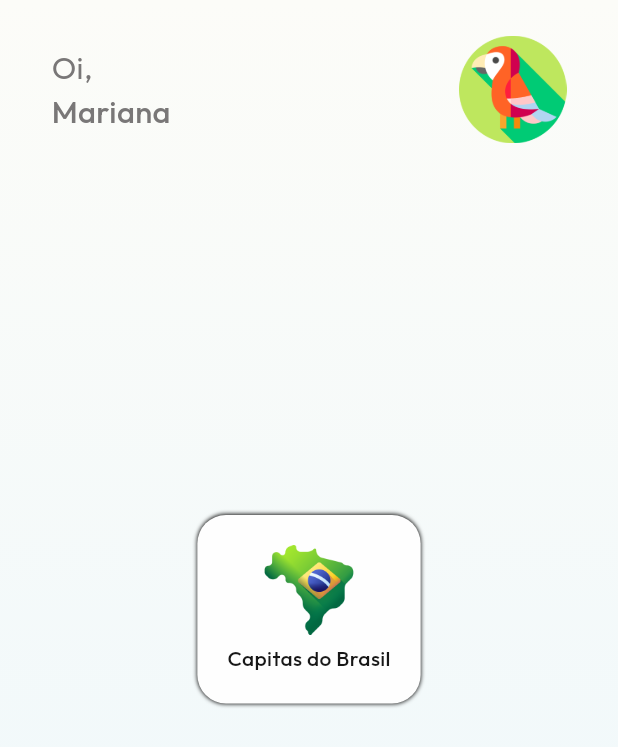
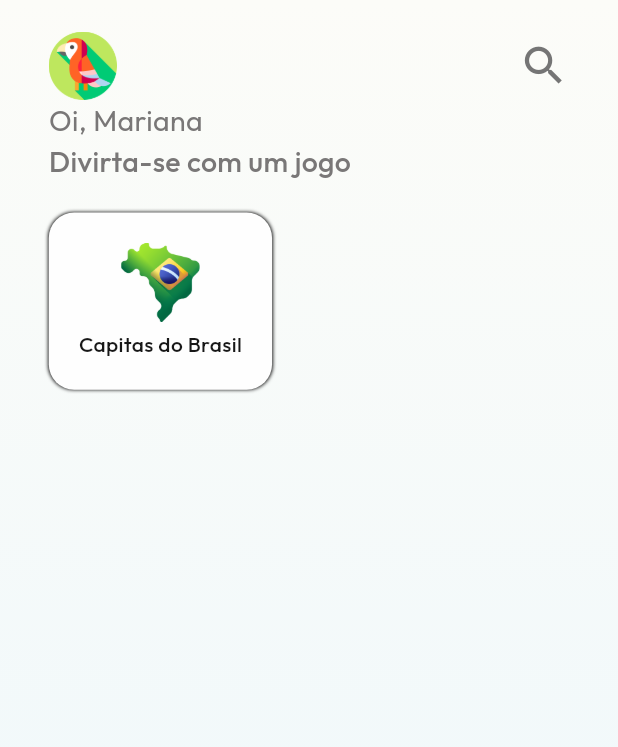
Before and after one commit to marianaoliveira1/GeografiaApp, a Flutter app: the screen it shows after launch, after a tap on "Entrar", on a phone screen of 412 x 824 dp. Shown: the top 747 px of the screen. Run offline on Flutter 3.47's test engine with Material 3 defaults, Android fonts, the phone set to English and light mode, and no system bars; our stand-ins replace flutter_screenutil, google_fonts.

Commit message:
app bar home

```diff
--- a/lib/main.dart
+++ b/lib/main.dart
@@ -1,4 +1,5 @@
 import 'package:flutter/material.dart';
+import 'package:flutter_screenutil/flutter_screenutil.dart';
 
 import 'package:geografia/pages/splash/splash_page.dart';
 
@@ -8,14 +9,17 @@ void main() {
 
 class MyApp extends StatelessWidget {
   const MyApp({super.key});
-
-  // This widget is the root of your application.
   @override
   Widget build(BuildContext context) {
-    return MaterialApp(
-      title: 'Geografia App',
-      debugShowCheckedModeBanner: false,
-      home: SpashPage(),
+    return ScreenUtilInit(
+      designSize: const Size(380, 780),
+      minTextAdapt: true,
+      splitScreenMode: true,
+      child: MaterialApp(
+        title: 'Geografia App',
+        debugShowCheckedModeBanner: false,
+        home: SpashPage(),
+      ),
     );
   }
 }
--- a/lib/pages/home/home_page.dart
+++ b/lib/pages/home/home_page.dart
@@ -4,6 +4,7 @@ import 'package:geografia/utils/colors.dart';
 import 'package:geografia/widgets/default_gradiendt_brackground.dart';
 import 'package:geografia/widgets/default_card.dart';
 import 'package:geografia/pages/home/widgtes/home_app_bar.dart';
+import 'package:google_fonts/google_fonts.dart';
 
 class HomePage extends StatefulWidget {
   const HomePage({super.key});
@@ -21,19 +22,33 @@ class _HomePageState extends State<HomePage> {
         child: Stack(
           children: [
             const DefaultGradiendtBackground(),
-            Column(
+            Container(
+              margin: EdgeInsets.only(left: 30.w, right: 30.w, top: 20.h),
+              child: Column(
+                crossAxisAlignment: CrossAxisAlignment.start,
+                mainAxisAlignment: MainAxisAlignment.start,
                 children: [
                   HomeAppBar(),
+                  Column(
+                    crossAxisAlignment: CrossAxisAlignment.start,
+                    mainAxisAlignment: MainAxisAlignment.start,
+                    children: [
+                      Text(
+                        "Oi, Mariana",
+                        style: GoogleFonts.outfit(color: DefaultColors.gray100, fontSize: 18.sp, fontWeight: FontWeight.w400),
+                      ),
+                      Text(
+                        "Divirta-se com um jogo",
+                        style: GoogleFonts.outfit(color: DefaultColors.gray100, fontSize: 18.sp, fontWeight: FontWeight.w500),
+                      ),
+                    ],
+                  ),
                   SizedBox(
                     height: 20.h,
                   ),
-                Container(
-                  margin: EdgeInsets.only(left: 30.w, right: 30.w, top: 20.h),
-                  height: 200,
-                  child: Stack(children: []),
-                ),
                   DefaultCard(),
                 ],
+              ),
             ),
           ],
         ),
--- a/lib/pages/home/widgtes/home_app_bar.dart
+++ b/lib/pages/home/widgtes/home_app_bar.dart
@@ -10,30 +10,23 @@ class HomeAppBar extends StatelessWidget {
 
   @override
   Widget build(BuildContext context) {
-    return Container(
-      margin: EdgeInsets.only(left: 30.w, right: 30.w, top: 20.h),
-      child: Row(
+    return Column(
+      children: [
+        Row(
           mainAxisAlignment: MainAxisAlignment.spaceBetween,
           children: [
-          Column(
-            crossAxisAlignment: CrossAxisAlignment.start,
-            children: [
-              Text(
-                "Oi,",
-                style: GoogleFonts.outfit(color: DefaultColors.gray100, fontSize: 18.sp, fontWeight: FontWeight.w400),
+            Image.asset(
+              "assets/icons/perfil/arara.png",
+              height: 43.h,
             ),
-              Text(
-                "Mariana",
-                style: GoogleFonts.outfit(color: DefaultColors.gray100, fontSize: 18.sp, fontWeight: FontWeight.w500),
+            Icon(
+              Icons.search,
+              size: 32.h,
+              color: Colors.grey[600],
             ),
           ],
         ),
-          Image.asset(
-            "assets/icons/perfil/arara.png",
-            height: 60.h,
-          )
       ],
-      ),
     );
   }
 }
```
Lines whose indentation alone changed are shown as unchanged.
